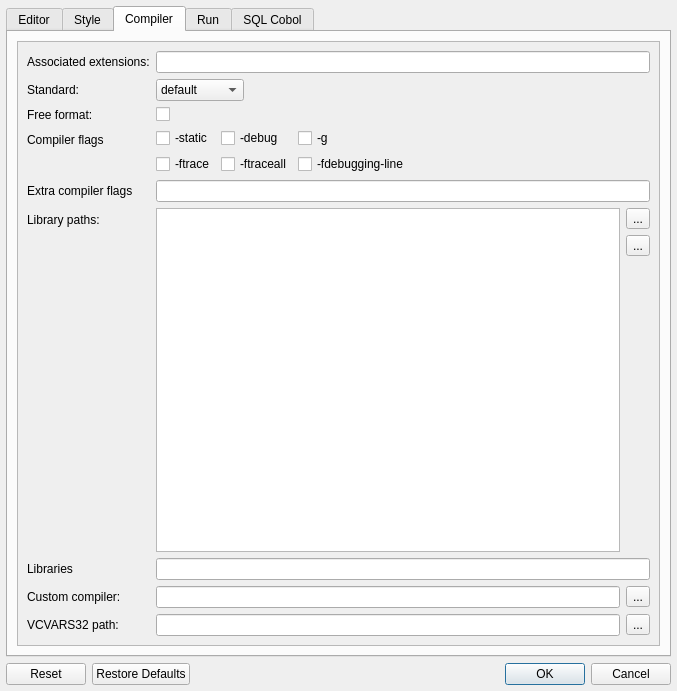
OpenCobolIDE/OpenCobolIDE, file forms/dlg_preferences.ui: the form before one commit.
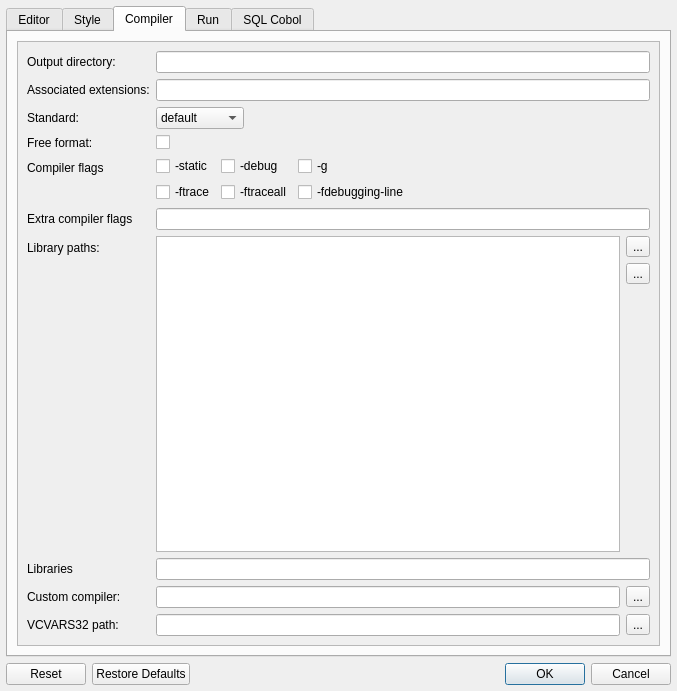
The form after the commit. Icons and pictures are not drawn. Custom widgets are drawn as their Qt base class.

What changed in the file:
```diff
--- a/forms/dlg_preferences.ui
+++ b/forms/dlg_preferences.ui
@@ -110,7 +110,7 @@
               <rect>
                <x>0</x>
                <y>0</y>
-               <width>621</width>
+               <width>368</width>
                <height>626</height>
               </rect>
              </property>
@@ -505,8 +505,8 @@
               <rect>
                <x>0</x>
                <y>0</y>
-               <width>641</width>
-               <height>589</height>
+               <width>364</width>
+               <height>355</height>
               </rect>
              </property>
              <layout class="QVBoxLayout" name="verticalLayout_8">
@@ -719,14 +719,14 @@
               <property name="fieldGrowthPolicy">
                <enum>QFormLayout::ExpandingFieldsGrow</enum>
               </property>
-              <item row="1" column="0">
+              <item row="2" column="0">
                <widget class="QLabel" name="label_8">
                 <property name="text">
                  <string>Standard:</string>
                 </property>
                </widget>
               </item>
-              <item row="1" column="1">
+              <item row="2" column="1">
                <widget class="QComboBox" name="comboBoxStandard">
                 <item>
                  <property name="text">
@@ -765,14 +765,14 @@
                 </item>
                </widget>
               </item>
-              <item row="2" column="0">
+              <item row="3" column="0">
                <widget class="QLabel" name="label_9">
                 <property name="text">
                  <string>Free format:</string>
                 </property>
                </widget>
               </item>
-              <item row="2" column="1">
+              <item row="3" column="1">
                <widget class="QCheckBox" name="checkBoxFreeFormat">
                 <property name="toolTip">
                  <string>Code and compile with free format support</string>
@@ -782,28 +782,28 @@
                 </property>
                </widget>
               </item>
-              <item row="3" column="0">
+              <item row="4" column="0">
                <widget class="QLabel" name="label_15">
                 <property name="text">
                  <string>Compiler flags</string>
                 </property>
                </widget>
               </item>
-              <item row="8" column="1">
+              <item row="9" column="1">
                <widget class="QLineEdit" name="le_compiler_flags">
                 <property name="toolTip">
                  <string>You can add other compiler flags here</string>
                 </property>
                </widget>
               </item>
-              <item row="9" column="0">
+              <item row="10" column="0">
                <widget class="QLabel" name="label_17">
                 <property name="text">
                  <string>Library paths:</string>
                 </property>
                </widget>
               </item>
-              <item row="9" column="1">
+              <item row="10" column="1">
                <layout class="QHBoxLayout" name="horizontalLayout_10">
                 <property name="leftMargin">
                  <number>0</number>
@@ -855,28 +855,28 @@
                 </item>
                </layout>
               </item>
-              <item row="10" column="0">
+              <item row="11" column="0">
                <widget class="QLabel" name="label_18">
                 <property name="text">
                  <string>Libraries</string>
                 </property>
                </widget>
               </item>
-              <item row="10" column="1">
+              <item row="11" column="1">
                <widget class="QLineEdit" name="lineEditLibs">
                 <property name="toolTip">
                  <string>&lt;html&gt;&lt;head/&gt;&lt;body&gt;&lt;p&gt;Add the libraries you would like your programs to link with here (-l option)&lt;/p&gt;&lt;/body&gt;&lt;/html&gt;</string>
                 </property>
                </widget>
               </item>
-              <item row="11" column="0">
+              <item row="12" column="0">
                <widget class="QLabel" name="label_compiler_path">
                 <property name="text">
                  <string>Custom compiler:</string>
                 </property>
                </widget>
               </item>
-              <item row="11" column="1">
+              <item row="12" column="1">
                <layout class="QHBoxLayout" name="horizontalLayout_9">
                 <property name="leftMargin">
                  <number>0</number>
@@ -900,14 +900,14 @@
                 </item>
                </layout>
               </item>
-              <item row="12" column="0">
+              <item row="13" column="0">
                <widget class="QLabel" name="labelVCVARS">
                 <property name="text">
                  <string>VCVARS32 path:</string>
                 </property>
                </widget>
               </item>
-              <item row="12" column="1">
+              <item row="13" column="1">
                <layout class="QHBoxLayout" name="horizontalLayout_8">
                 <property name="leftMargin">
                  <number>0</number>
@@ -928,24 +928,24 @@
                 </item>
                </layout>
               </item>
-              <item row="0" column="0">
+              <item row="1" column="0">
                <widget class="QLabel" name="label_32">
                 <property name="text">
                  <string>Associated extensions:</string>
                 </property>
                </widget>
               </item>
-              <item row="0" column="1">
+              <item row="1" column="1">
                <widget class="QLineEdit" name="lineEditCobcExts"/>
               </item>
-              <item row="8" column="0">
+              <item row="9" column="0">
                <widget class="QLabel" name="label_35">
                 <property name="text">
                  <string>Extra compiler flags</string>
                 </property>
                </widget>
               </item>
-              <item row="3" column="1">
+              <item row="4" column="1">
                <layout class="QGridLayout" name="gridLayout_5">
                 <property name="leftMargin">
                  <number>0</number>
@@ -1012,6 +1012,16 @@
                 </item>
                </layout>
               </item>
+              <item row="0" column="0">
+               <widget class="QLabel" name="label_36">
+                <property name="text">
+                 <string>Output directory:</string>
+                </property>
+               </widget>
+              </item>
+              <item row="0" column="1">
+               <widget class="QLineEdit" name="lineEditOutputDirectory"/>
+              </item>
              </layout>
             </widget>
            </widget>
@@ -1038,8 +1048,8 @@
               <rect>
                <x>0</x>
                <y>0</y>
-               <width>641</width>
-               <height>589</height>
+               <width>192</width>
+               <height>69</height>
               </rect>
              </property>
              <layout class="QFormLayout" name="formLayout_5">
@@ -1098,8 +1108,8 @@
               <rect>
                <x>0</x>
                <y>0</y>
-               <width>641</width>
-               <height>566</height>
+               <width>333</width>
+               <height>543</height>
               </rect>
              </property>
              <layout class="QVBoxLayout" name="verticalLayout_9">
```
